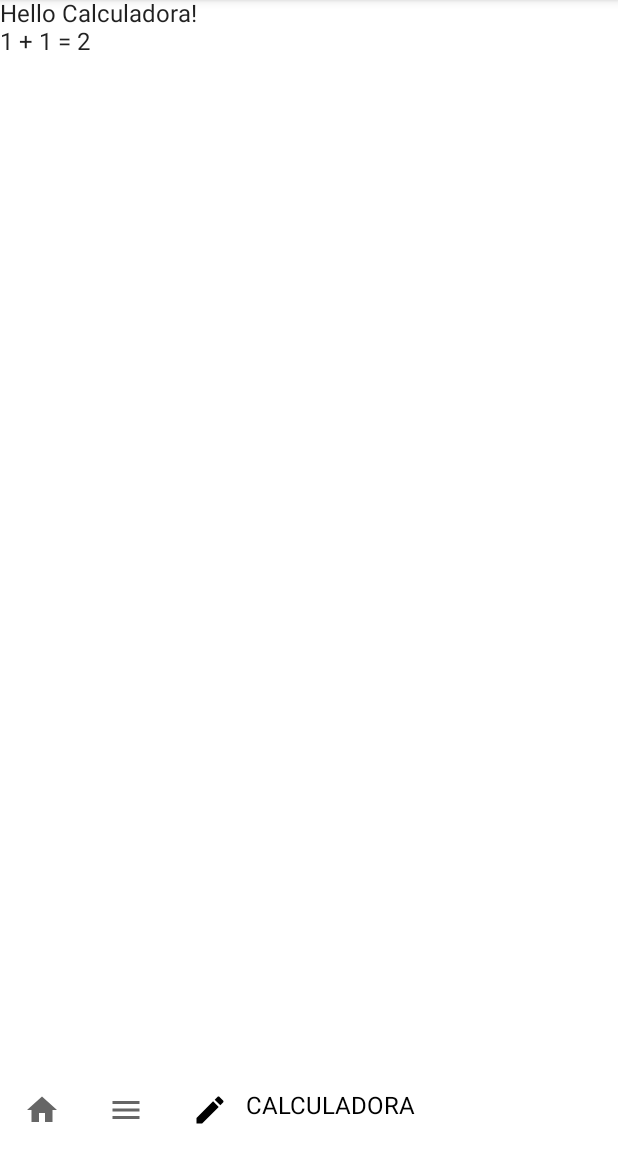
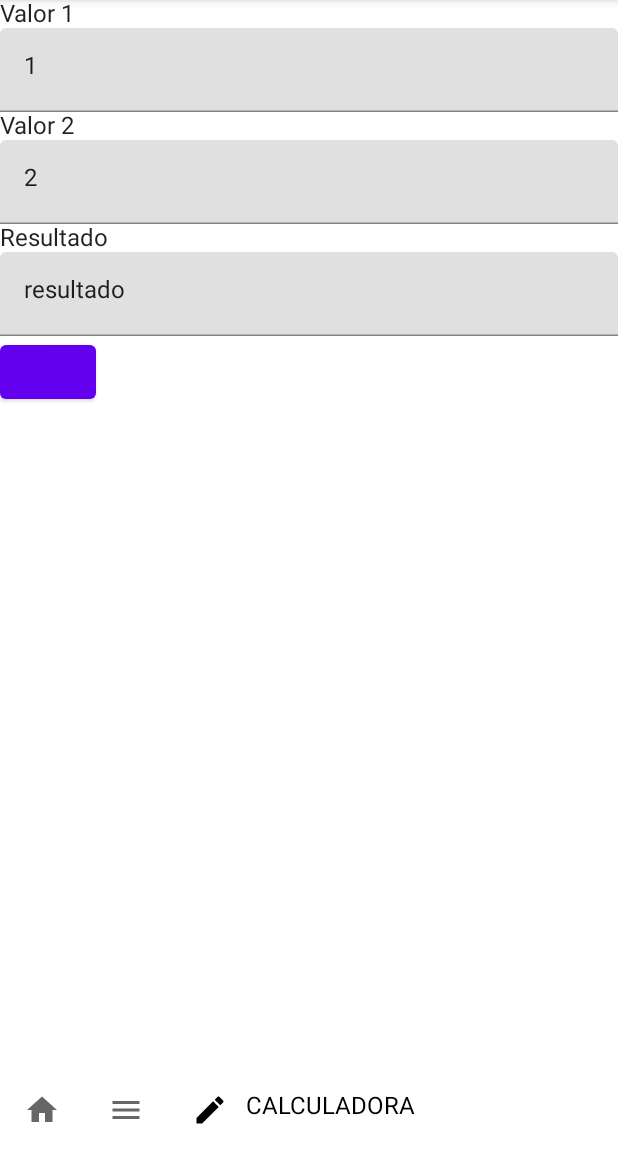
Before and after one commit to h4mn/fatec_mobile, an Android app built with Jetpack Compose: the Calculadora screen opened through its navigation route, on a phone screen of 412 x 824 dp, the part 84-1236 px from its top. Run offline under Robolectric (Android 15) with nearby library versions, the phone set to English and light mode, and no system bars.

Commit message:
add: adiciona componentes na calculadora

```diff
--- a/app/src/main/java/com/example/fatecplayground/ui/CalculadoraScreen.kt
+++ b/app/src/main/java/com/example/fatecplayground/ui/CalculadoraScreen.kt
@@ -1,19 +1,24 @@
 package com.example.fatecplayground.ui
 
-import android.os.Bundle
-import androidx.activity.ComponentActivity
-import androidx.activity.compose.setContent
 import androidx.compose.foundation.layout.Column
-import androidx.compose.foundation.layout.fillMaxSize
-import androidx.compose.material.MaterialTheme
-import androidx.compose.material.Surface
+import androidx.compose.foundation.layout.fillMaxWidth
+import androidx.compose.material.Button
+import androidx.compose.material.Card
 import androidx.compose.material.Text
+import androidx.compose.material.TextField
 import androidx.compose.runtime.Composable
+import androidx.compose.runtime.getValue
+import androidx.compose.runtime.mutableStateOf
+import androidx.compose.runtime.remember
 import androidx.compose.ui.Modifier
+import androidx.compose.ui.text.TextStyle
+import androidx.compose.ui.text.font.FontFamily
+import androidx.compose.ui.text.style.TextAlign
 import androidx.compose.ui.tooling.preview.Preview
+import androidx.compose.ui.unit.dp
+import androidx.compose.ui.unit.sp
 import com.example.fatecplayground.Greeting
-import com.example.fatecplayground.currentActivity
-import com.example.fatecplayground.ui.ui.theme.FatecPlaygroundTheme
+import com.example.fatecplayground.MainScreen
 
 @Composable
 fun CalculadoraScreen(
@@ -21,8 +26,53 @@ fun CalculadoraScreen(
     onClickSeeAllBills: () -> Unit = {},
     onAccountClick: (String) -> Unit = {},
 ) {
+    val valor_1: String by remember { mutableStateOf("1") }
+    val valor_2: String by remember { mutableStateOf("2") }
+    val valor_resultado: String by remember { mutableStateOf("resultado") }
     Column {
-        Greeting("Calculadora")
-        Text(text = "1 + 1 = 2")
+        Text(text = "Valor 1")
+        TextField(
+            value = valor_1,
+            onValueChange = {},
+            modifier = Modifier.fillMaxWidth()
+        )
+        Text(text = "Valor 2")
+        TextField(
+            value = valor_2,
+            onValueChange = {},
+            modifier = Modifier.fillMaxWidth()
+        )
+        Text(text = "Resultado")
+        TextField(
+            value = valor_resultado,
+            onValueChange = {},
+            modifier = Modifier.fillMaxWidth()
+        )
+        Button(
+
+            onClick = { /*TODO*/ }
+        ) {
+
+        }
     }
 }
+
+@Composable
+fun Visor (t: String) {
+    Card {
+        Text(
+            text = t,
+            style = TextStyle(
+                fontSize = 30.sp,
+                fontFamily = FontFamily.Monospace,
+                textAlign = TextAlign.Right
+            ),
+        )
+    }
+}
+
+@Preview
+@Composable
+fun CalculadoraPreview () {
+    MainScreen()
+}
```
